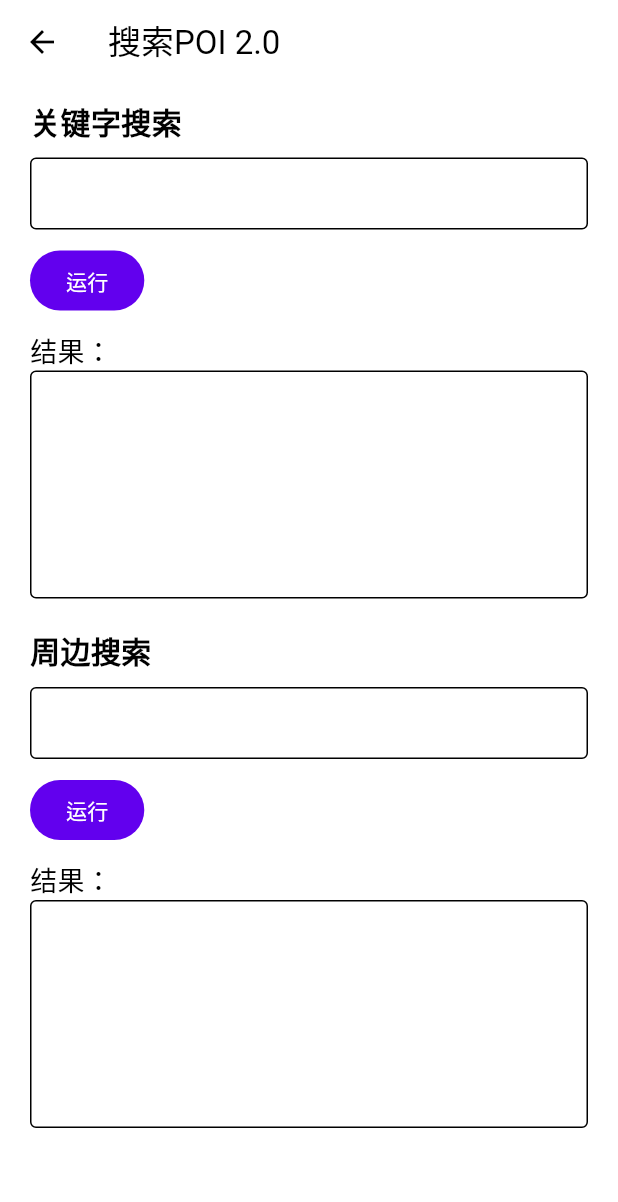
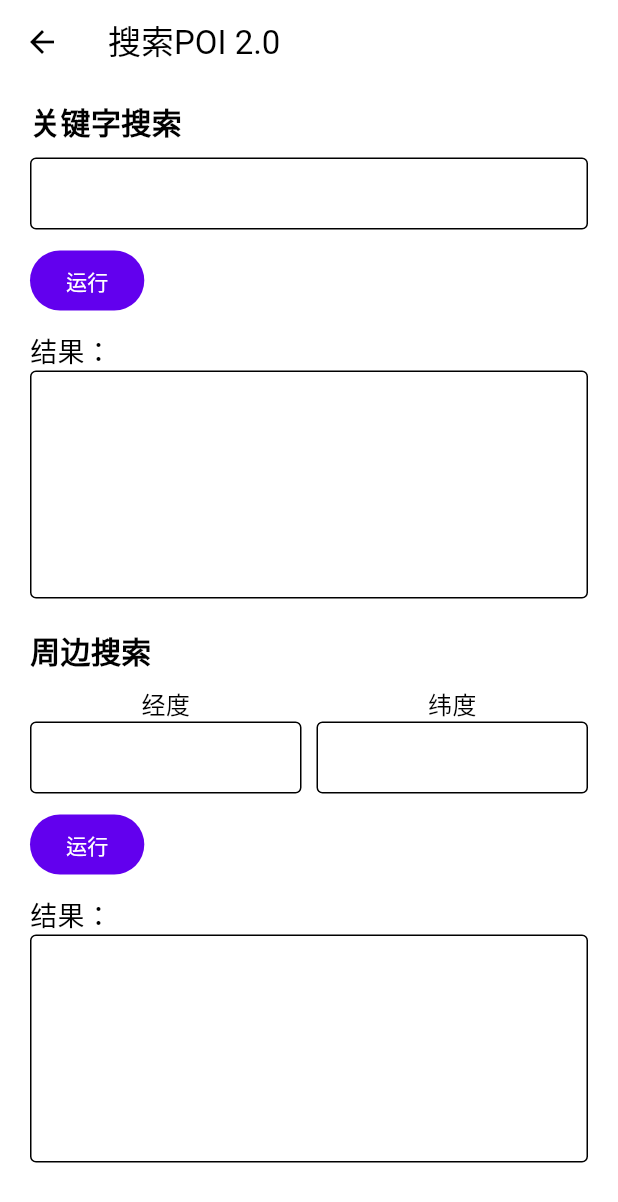
Before and after one commit to Firelands128/amap_webservice, a Flutter app: the SearchPoiServicePage screen opened directly, on a phone screen of 412 x 824 dp. Shown: the top 1202 px of the screen. Run offline on Flutter 3.47's test engine with Material 3 defaults, Android fonts, the phone set to English and light mode, and no system bars.

Commit message:
update searching pois around api parameter "location" from type String to Location

```diff
--- a/example/lib/pages/search_poi_service_page.dart
+++ b/example/lib/pages/search_poi_service_page.dart
@@ -22,7 +22,8 @@ class _SearchPoiServicePageState extends State<SearchPoiServicePage> {
   );
   final searchTextController = TextEditingController();
   final searchTextResultController = TextEditingController();
-  final searchAroundController = TextEditingController();
+  final searchAroundLongitudeController = TextEditingController();
+  final searchAroundLatitudeController = TextEditingController();
   final searchAroundResultController = TextEditingController();
 
   void onSearchTextPressed() async {
@@ -36,8 +37,10 @@ class _SearchPoiServicePageState extends State<SearchPoiServicePage> {
   }
 
   void onSearchAroundPressed() async {
-    final response =
-        await service.searchAround(searchAroundController.text);
+    final response = await service.searchAround(Location(
+      longitude: double.parse(searchAroundLongitudeController.text),
+      latitude: double.parse(searchAroundLatitudeController.text),
+    ));
     setState(() {
       searchAroundResultController.text = jsonEncode(
         response.pois?.map((poi) => poi.toJson()).toList(),
@@ -105,13 +108,42 @@ class _SearchPoiServicePageState extends State<SearchPoiServicePage> {
               ),
               Container(
                 margin: const EdgeInsets.only(top: 10),
-                child: TextField(
-                  textAlignVertical: TextAlignVertical.center,
-                  controller: searchAroundController,
-                  decoration: const InputDecoration(
-                    isDense: true,
-                    border: OutlineInputBorder(borderSide: BorderSide()),
-                  ),
+                child: Row(
+                  children: [
+                    Expanded(
+                      child: Column(
+                        children: [
+                          const Text("经度", style: TextStyle(fontSize: 16)),
+                          TextField(
+                            textAlignVertical: TextAlignVertical.center,
+                            controller: searchAroundLongitudeController,
+                            decoration: const InputDecoration(
+                              isDense: true,
+                              border:
+                              OutlineInputBorder(borderSide: BorderSide()),
+                            ),
+                          ),
+                        ],
+                      ),
+                    ),
+                    const SizedBox(width: 10),
+                    Expanded(
+                      child: Column(
+                        children: [
+                          const Text("纬度", style: TextStyle(fontSize: 16)),
+                          TextField(
+                            textAlignVertical: TextAlignVertical.center,
+                            controller: searchAroundLatitudeController,
+                            decoration: const InputDecoration(
+                              isDense: true,
+                              border:
+                              OutlineInputBorder(borderSide: BorderSide()),
+                            ),
+                          ),
+                        ],
+                      ),
+                    ),
+                  ],
                 ),
               ),
               Container(
--- a/lib/src/services/geocode_service.dart
+++ b/lib/src/services/geocode_service.dart
@@ -23,7 +23,7 @@ extension GeocodeService on WebService {
   }
 
   /// [逆地理编码](https://lbs.amap.com/api/webservice/guide/api/georegeo#regeo)
-  /// location: 经纬度坐标
+  /// location: 必填，经纬度坐标
   /// radius: 搜索半径，取值范围在0~3000，默认是1000，单位：米
   /// output: 返回数据格式类型，默认为JSON
   /// extensions：返回结果控制，取值为base只返回基本地址信息，取值为all时会返回基本地址信息、附近POI内容、道路信息以及道路交叉口信息
--- a/lib/src/services/search_poi.dart
+++ b/lib/src/services/search_poi.dart
@@ -52,7 +52,7 @@ extension SearchPoiService on WebService {
   /// page_num: 请求第几分页，page_num的取值1-100，默认为1
   /// output: 返回结果格式类型，默认格式为json，目前只支持json格式
   Future<SearchPoiResponse> searchAround(
-      String location, {
+      Location location, {
         String? keywords,
         String? types,
         int? radius,
@@ -67,7 +67,8 @@ extension SearchPoiService on WebService {
     Uri uri = appendApiPath(this.uri, "/v5/place/around");
     final params = <String, dynamic>{};
     params['key'] = apiKey;
-    params["location"] = location;
+    params["location"] = "${location.longitude?.toStringAsFixed(6)},"
+        "${location.latitude?.toStringAsFixed(6)}";
     if (keywords != null) params["keywords"] = keywords;
     if (types != null) params["types"] = types;
     if (radius != null) params["radius"] = radius;
```
